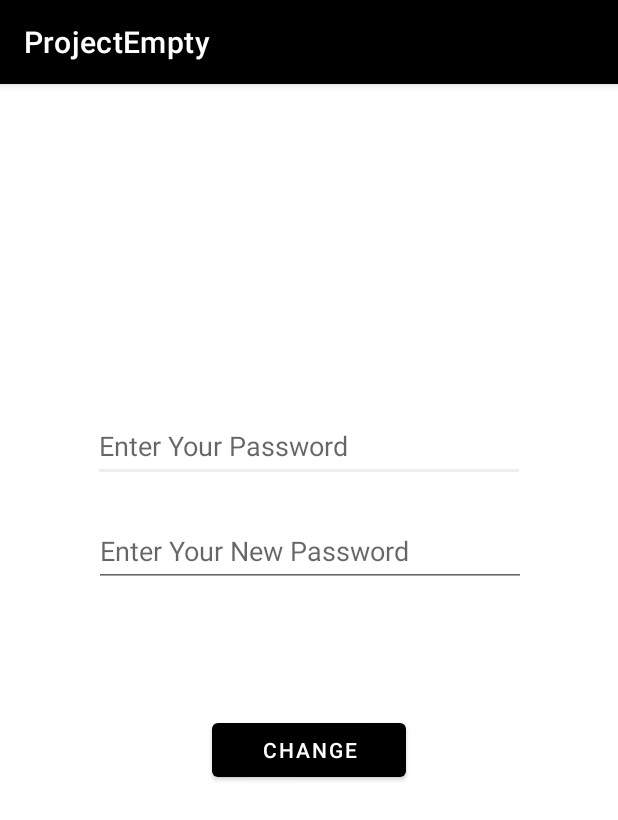
After one commit to Aekkarat1729/ProjectEmpty_1, an Android app: the ResetPassword screen opened directly, with no data from a screen before it, on a phone screen of 412 x 824 dp. The commit adds this screen. Shown: the top 820 px of the screen. Run offline under Robolectric (Android 15) with nearby library versions, the phone set to English and light mode, and no system bars; our stand-ins replace Firebase (no records; nobody signed in at launch, a user with empty details on screens opened directly).

Commit message:
resetPassword

```diff
--- a/app/src/main/AndroidManifest.xml
+++ b/app/src/main/AndroidManifest.xml
@@ -14,6 +14,9 @@
         android:supportsRtl="true"
         android:theme="@style/Theme.ProjectEmpty"
         tools:targetApi="31">
+        <activity
+            android:name=".ResetPassword"
+            android:exported="false" />
         <activity
             android:name=".ForgetActivity"
             android:exported="false" />
--- a/app/src/main/java/com/example/projectempty/ForgetActivity.kt
+++ b/app/src/main/java/com/example/projectempty/ForgetActivity.kt
@@ -32,14 +32,16 @@ class ForgetActivity : AppCompatActivity() {
         buttonReset!!.setOnClickListener{
             val email = textEmailForget.text.toString()
             if(TextUtils.isEmpty(email)){
-                Toast.makeText(applicationContext,"Please Enter your Email!!",Toast.LENGTH_SHORT).show()
+                textEmailForget?.setError("Please Enter your Email!!")
             }else{
                 mAuth!!.sendPasswordResetEmail(email).addOnCompleteListener{
                     task -> if(task.isSuccessful){
                     Toast.makeText(this@ForgetActivity,"Please Check your Email",Toast.LENGTH_SHORT).show()
-
+                    startActivity(Intent(this@ForgetActivity,
+                        ResetPassword::class.java))
+                    finish()
                 }else{
-                    Toast.makeText(this@ForgetActivity,"Fail to send reset email password",Toast.LENGTH_SHORT).show()
+                    textEmailForget?.setError("Fail to send reset email password")
 
                 }
                 }
--- a/app/src/main/java/com/example/projectempty/MainRegister.kt
+++ b/app/src/main/java/com/example/projectempty/MainRegister.kt
@@ -40,11 +40,6 @@ class MainRegister : AppCompatActivity() {
         init()
         mAuth = FirebaseAuth.getInstance()
 
-        if (mAuth!!.currentUser != null) {
-            startActivity(Intent(this@MainRegister,
-                MainActivity::class.java))
-            finish()
-        }
         register_button_account?.setOnClickListener {
             val user:String = register_edit_user!!.text.toString().trim()
             val pass:String = register_edit_password!!.text.toString().trim()
@@ -88,8 +83,11 @@ class MainRegister : AppCompatActivity() {
                 databaseReference.child("Full name").setValue(name)
                 Toast.makeText(this,"Create account successfully!",Toast.LENGTH_LONG).show()
                 Log.d(TAG, "Create account successfully!")
-                 startActivity(Intent(this@MainRegister, MainActivity::class.java))
-                finish()
+                if (mAuth!!.currentUser != null) {
+                    startActivity(Intent(this@MainRegister,
+                        MainActivity::class.java))
+                    finish()
+                }
             }
 
             if(validateEmail() == true && validatePassword() == true){
--- /dev/null
+++ b/app/src/main/java/com/example/projectempty/ResetPassword.kt
@@ -0,0 +1,34 @@
+package com.example.projectempty
+
+import android.content.Intent
+import androidx.appcompat.app.AppCompatActivity
+import android.os.Bundle
+import android.widget.EditText
+import android.widget.TextView
+import com.google.firebase.auth.FirebaseAuth
+
+class ResetPassword : AppCompatActivity() {
+    var reset_edittext_password:EditText? = null
+    var reset_edittext_newpassword:EditText? = null
+    var mAuth: FirebaseAuth? = null
+    var texttest:TextView? = null
+
+    override fun onCreate(savedInstanceState: Bundle?) {
+        super.onCreate(savedInstanceState)
+        setContentView(R.layout.activity_reset_password)
+        init()
+        mAuth = FirebaseAuth.getInstance()
+        val user = mAuth!!.currentUser
+        val password = reset_edittext_password?.text.toString().trim()
+
+        mAuth?.createUserWithEmailAndPassword(user.toString(),password)
+        if (mAuth!!.currentUser != null) {
+            texttest?.setText(user?.email.toString())
+        }
+    }
+    fun init(){
+        reset_edittext_newpassword = findViewById(R.id.reset_edittext_newpassword)
+        reset_edittext_password = findViewById(R.id.reset_edittext_password)
+        texttest = findViewById(R.id.texttest)
+    }
+}
--- /dev/null
+++ b/app/src/main/res/layout/activity_reset_password.xml
@@ -0,0 +1,53 @@
+<?xml version="1.0" encoding="utf-8"?>
+<androidx.constraintlayout.widget.ConstraintLayout xmlns:android="http://schemas.android.com/apk/res/android"
+    xmlns:app="http://schemas.android.com/apk/res-auto"
+    xmlns:tools="http://schemas.android.com/tools"
+    android:layout_width="match_parent"
+    android:layout_height="match_parent"
+    tools:context=".ResetPassword">
+
+    <EditText
+        android:id="@+id/reset_edittext_password"
+        android:layout_width="288dp"
+        android:layout_height="47dp"
+        android:layout_marginTop="218dp"
+        android:ems="10"
+        android:hint="Enter Your Password"
+        android:inputType="text"
+        app:layout_constraintEnd_toEndOf="parent"
+        app:layout_constraintHorizontal_bias="0.502"
+        app:layout_constraintStart_toStartOf="parent"
+        app:layout_constraintTop_toTopOf="parent" />
+
+    <EditText
+        android:id="@+id/reset_edittext_newpassword"
+        android:layout_width="288dp"
+        android:layout_height="47dp"
+        android:layout_marginTop="288dp"
+        android:ems="10"
+        android:hint="Enter Your New Password"
+        android:inputType="text"
+        app:layout_constraintEnd_toEndOf="parent"
+        app:layout_constraintHorizontal_bias="0.504"
+        app:layout_constraintStart_toStartOf="parent"
+        app:layout_constraintTop_toTopOf="parent" />
+
+    <Button
+        android:id="@+id/reset_button_summit"
+        android:layout_width="129dp"
+        android:layout_height="48dp"
+        android:layout_marginBottom="300dp"
+        android:text="Change"
+        app:layout_constraintBottom_toBottomOf="parent"
+        app:layout_constraintEnd_toEndOf="parent"
+        app:layout_constraintStart_toStartOf="parent" />
+
+    <TextView
+        android:id="@+id/texttest"
+        android:layout_width="wrap_content"
+        android:layout_height="wrap_content"
+        android:text="Test"
+        app:layout_constraintEnd_toEndOf="parent"
+        app:layout_constraintStart_toStartOf="parent"
+        tools:layout_editor_absoluteY="86dp" />
+</androidx.constraintlayout.widget.ConstraintLayout>
```
